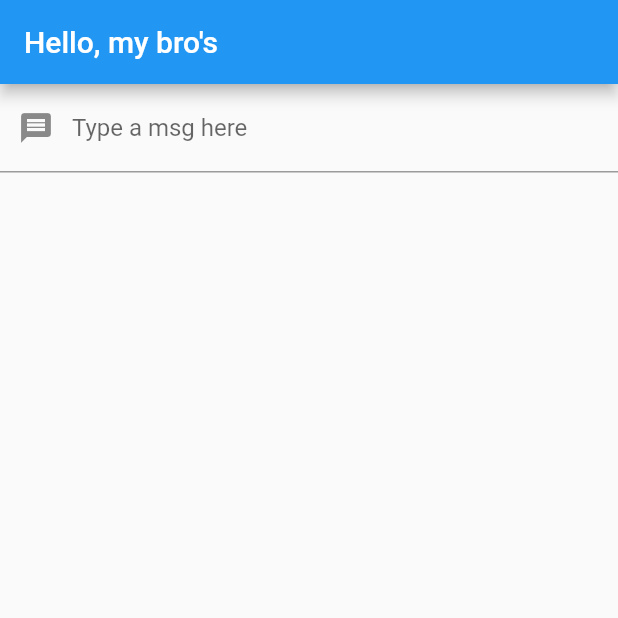
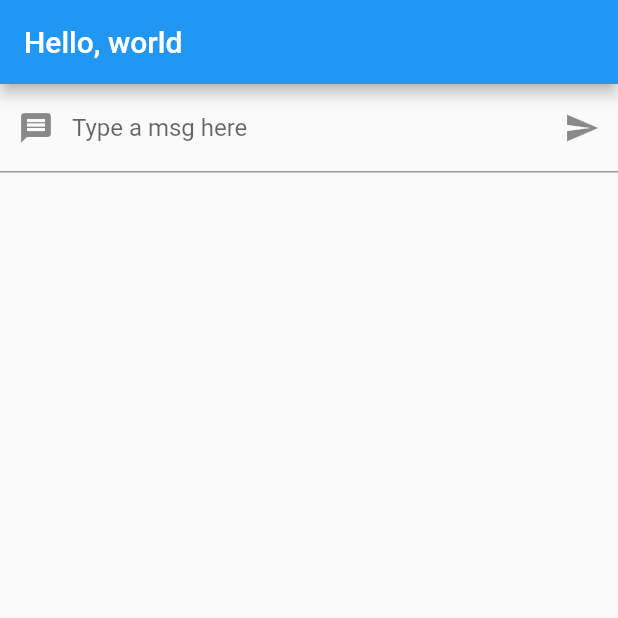
Before and after one commit to MB-44/flutter-tutorial, a Flutter app: the screen it shows after launch, on a phone screen of 412 x 824 dp, the top half of it. Run offline on Flutter 3.47's test engine with Material 2 defaults, Android fonts, the phone set to English and light mode, and no system bars; missing offline and left inert: dart:html.

Commit message:
to do | 56

```diff
--- a/lib/main.dart
+++ b/lib/main.dart
@@ -1,3 +1,5 @@
+import 'dart:html';
+
 import 'package:flutter/material.dart';
 
 void main() {
@@ -24,22 +26,37 @@ class _MainAppState extends State<MainApp> {
   }
 }
 
-class MyHomePage extends StatelessWidget {
+class MyHomePage extends StatefulWidget {
   const MyHomePage({super.key});
+  @override
+  State<MyHomePage> createState() => _MyHomePageState();
+}
+
+class _MyHomePageState extends State<MyHomePage> {
+  String text = "";
+
+  void changeText(String text) {
+    setState(() {
+      this.text = text;
+    });
+  }
 
   @override
   Widget build(BuildContext context) {
     return Scaffold(
-      appBar: AppBar(
-        title: const Text("Hello, my bro's"),
+      appBar: AppBar(title: const Text("Hello, world")),
+      body: Column(
+        children: <Widget>[const TestInputWidget(changeText(text)), Text(text)],
       ),
-      body: const TestInputWidget(),
     );
   }
 }
 
 class TestInputWidget extends StatefulWidget {
-  const TestInputWidget({super.key});
+  const TestInputWidget(void changeText, {super.key});
+  final Function(String) callback;
+
+  TestInputWidget([this.callback]);
 
   @override
   State<TestInputWidget> createState() => _TestInputWidgetState();
@@ -47,7 +64,6 @@ class TestInputWidget extends StatefulWidget {
 
 class _TestInputWidgetState extends State<TestInputWidget> {
   final controller = TextEditingController();
-  String text = "";
 
   @override
   void dispose() {
@@ -55,29 +71,21 @@ class _TestInputWidgetState extends State<TestInputWidget> {
     controller.dispose();
   }
 
-  void changeText(text) {
-    if (text == "hello world") {
-      controller.clear();
-      text = "";
-    }
-    setState(() {
-      this.text = text;
-    });
-  }
+  void click() {}
 
   @override
   Widget build(BuildContext context) {
-    return Column(
-      children: <Widget>[
-        TextField(
-          controller: controller,
-          decoration: const InputDecoration(
-            prefixIcon: Icon(Icons.message),
-            labelText: "Type a msg here",
-          ),
-          onChanged: (text) => changeText(text),
-        ),
-      ],
+    return TextField(
+      controller: controller,
+      decoration: const InputDecoration(
+          prefixIcon: Icon(Icons.message),
+          labelText: "Type a msg here",
+          suffixIcon: IconButton(
+            onPressed: click,
+            icon: Icon(Icons.send),
+            splashColor: Colors.grey,
+            tooltip: "post message",
+          )),
     );
   }
 }
```
